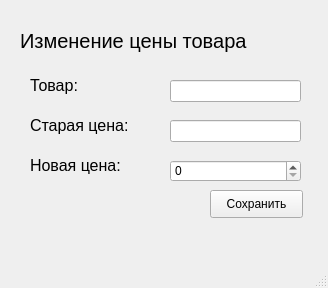
First picture: the form in session_1/change_price.ui, repository BagrKonstantin/petshop, before the edit.
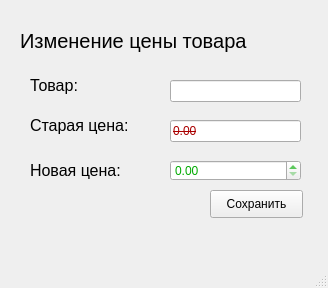
Second picture: the form after the edit.

Diff of the .ui file:
```diff
--- a/session_1/change_price.ui
+++ b/session_1/change_price.ui
@@ -74,7 +74,7 @@
       <x>30</x>
       <y>150</y>
       <width>131</width>
-      <height>31</height>
+      <height>41</height>
      </rect>
     </property>
     <property name="font">
@@ -99,19 +99,6 @@
      <bool>true</bool>
     </property>
    </widget>
-   <widget class="QSpinBox" name="spinBox_2">
-    <property name="geometry">
-     <rect>
-      <x>170</x>
-      <y>160</y>
-      <width>131</width>
-      <height>22</height>
-     </rect>
-    </property>
-    <property name="maximum">
-     <number>1000000000</number>
-    </property>
-   </widget>
    <widget class="QPushButton" name="pushButton_save">
     <property name="geometry">
      <rect>
@@ -134,10 +121,37 @@
       <height>22</height>
      </rect>
     </property>
+    <property name="font">
+     <font>
+      <strikeout>true</strikeout>
+     </font>
+    </property>
+    <property name="styleSheet">
+     <string notr="true">color: rgb(170, 0 , 0)</string>
+    </property>
+    <property name="text">
+     <string>0.00</string>
+    </property>
     <property name="readOnly">
      <bool>true</bool>
     </property>
    </widget>
+   <widget class="QDoubleSpinBox" name="spinBox_2">
+    <property name="geometry">
+     <rect>
+      <x>170</x>
+      <y>160</y>
+      <width>131</width>
+      <height>21</height>
+     </rect>
+    </property>
+    <property name="styleSheet">
+     <string notr="true">color: rgb(0, 170 , 0)</string>
+    </property>
+    <property name="maximum">
+     <double>99999.990000000005239</double>
+    </property>
+   </widget>
   </widget>
   <widget class="QMenuBar" name="menubar">
    <property name="geometry">
```
Left out of the diff: 2 changed lines with no effect on the pictures.
